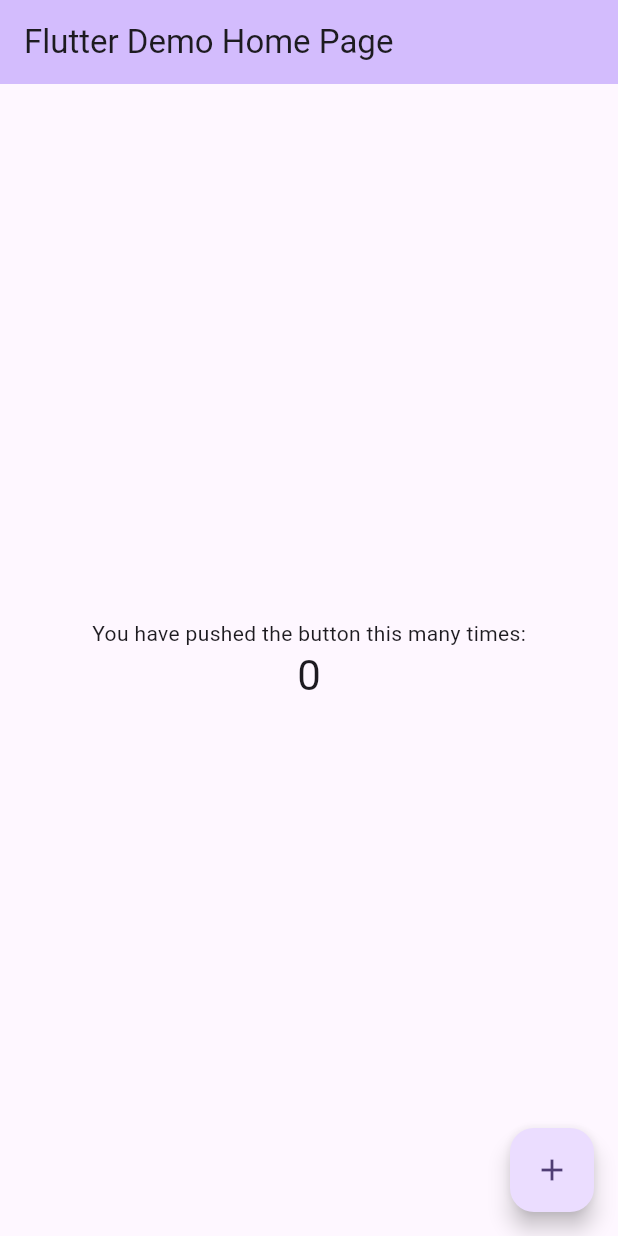
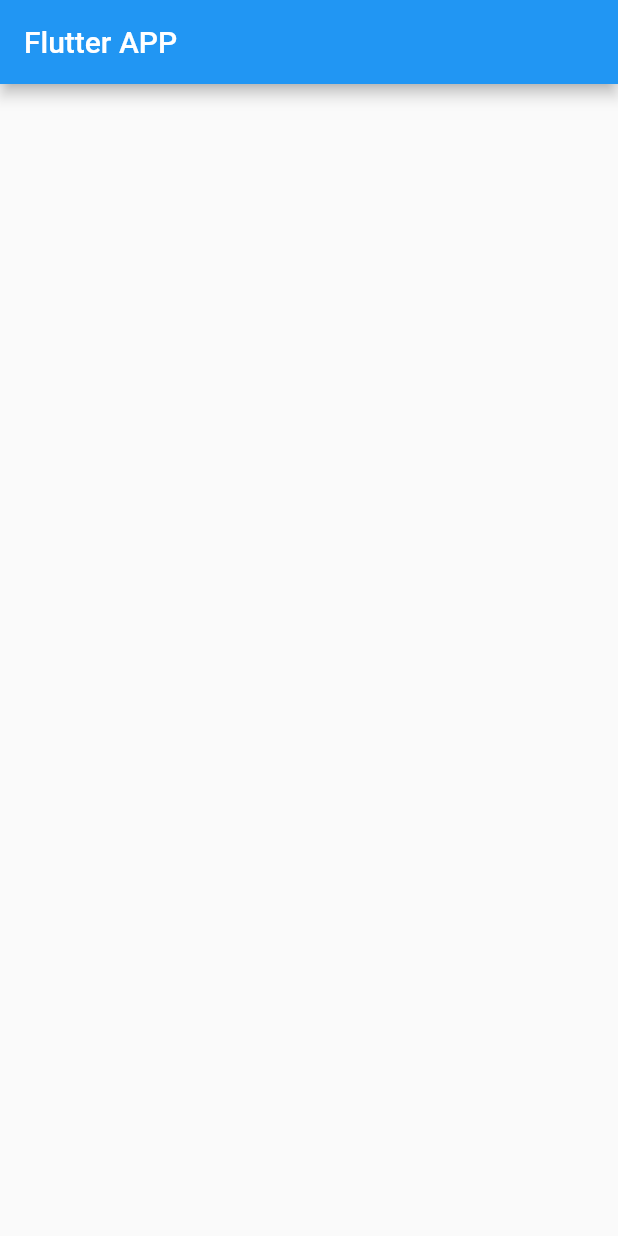
Before and after one commit to sukekyo-kato/flutter_sandbox, a Flutter app: the screen it shows after launch, on a phone screen of 412 x 824 dp. Run offline on Flutter 3.47's test engine with Material 2 defaults, Android fonts, the phone set to English and light mode, and no system bars; our stand-ins replace flutter_riverpod, go_router, logger, responsive_framework; generated files the repository leaves out were written again.

Commit message:
chore: base structure.

```diff
--- /dev/null
+++ b/l10n.yaml
@@ -0,0 +1,5 @@
+arb-dir: lib/util/l10n
+template-arb-file: app_en.arb
+output-class: L10n
+output-localization-file: app_localizations.dart
+nullable-getter: false
--- /dev/null
+++ b/lib/app.dart
@@ -0,0 +1,49 @@
+import 'package:flutter/material.dart';
+import 'package:flutter_gen/gen_l10n/app_localizations.dart';
+import 'package:flutter_riverpod/flutter_riverpod.dart';
+import 'package:responsive_framework/responsive_framework.dart';
+
+import 'router/router.dart';
+
+class App extends ConsumerWidget {
+  const App({super.key});
+
+  @override
+  Widget build(BuildContext context, WidgetRef ref) {
+    final router = ref.watch(routerProvider);
+    return MaterialApp.router(
+      title: 'Flutter Sandbox',
+      localizationsDelegates: L10n.localizationsDelegates,
+      supportedLocales: L10n.supportedLocales,
+      routeInformationProvider: router.routeInformationProvider,
+      routeInformationParser: router.routeInformationParser,
+      routerDelegate: router.routerDelegate,
+      builder: _responsiveBuilder,
+    );
+  }
+}
+
+Widget _responsiveBuilder(context, child) {
+  return ResponsiveBreakpoints.builder(
+    child: child as Widget,
+    breakpoints: [
+      const Breakpoint(start: 0, end: 480, name: MOBILE),
+      const Breakpoint(start: 481, end: 800, name: TABLET),
+      const Breakpoint(start: 801, end: double.infinity, name: DESKTOP),
+    ],
+  );
+}
+
+/// Dummy Lauch Screen
+class DummyLauchPage extends StatelessWidget {
+  const DummyLauchPage({super.key});
+
+  @override
+  Widget build(BuildContext context) {
+    return Scaffold(
+      appBar: AppBar(
+        title: Text(L10n.of(context).app_title),
+      ),
+    );
+  }
+}
--- a/lib/main.dart
+++ b/lib/main.dart
@@ -1,125 +1,9 @@
 import 'package:flutter/material.dart';
+import 'package:flutter_riverpod/flutter_riverpod.dart';
+
+import 'app.dart';
 
 void main() {
-  runApp(const MyApp());
+  WidgetsFlutterBinding.ensureInitialized();
+  runApp(const ProviderScope(overrides: [], child: App()));
 }
-
-class MyApp extends StatelessWidget {
-  const MyApp({super.key});
-
-  // This widget is the root of your application.
-  @override
-  Widget build(BuildContext context) {
-    return MaterialApp(
-      title: 'Flutter Demo',
-      theme: ThemeData(
-        // This is the theme of your application.
-        //
-        // TRY THIS: Try running your application with "flutter run". You'll see
-        // the application has a blue toolbar. Then, without quitting the app,
-        // try changing the seedColor in the colorScheme below to Colors.green
-        // and then invoke "hot reload" (save your changes or press the "hot
-        // reload" button in a Flutter-supported IDE, or press "r" if you used
-        // the command line to start the app).
-        //
-        // Notice that the counter didn't reset back to zero; the application
-        // state is not lost during the reload. To reset the state, use hot
-        // restart instead.
-        //
-        // This works for code too, not just values: Most code changes can be
-        // tested with just a hot reload.
-        colorScheme: ColorScheme.fromSeed(seedColor: Colors.deepPurple),
-        useMaterial3: true,
-      ),
-      home: const MyHomePage(title: 'Flutter Demo Home Page'),
-    );
-  }
-}
-
-class MyHomePage extends StatefulWidget {
-  const MyHomePage({super.key, required this.title});
-
-  // This widget is the home page of your application. It is stateful, meaning
-  // that it has a State object (defined below) that contains fields that affect
-  // how it looks.
-
-  // This class is the configuration for the state. It holds the values (in this
-  // case the title) provided by the parent (in this case the App widget) and
-  // used by the build method of the State. Fields in a Widget subclass are
-  // always marked "final".
-
-  final String title;
-
-  @override
-  State<MyHomePage> createState() => _MyHomePageState();
-}
-
-class _MyHomePageState extends State<MyHomePage> {
-  int _counter = 0;
-
-  void _incrementCounter() {
-    setState(() {
-      // This call to setState tells the Flutter framework that something has
-      // changed in this State, which causes it to rerun the build method below
-      // so that the display can reflect the updated values. If we changed
-      // _counter without calling setState(), then the build method would not be
-      // called again, and so nothing would appear to happen.
-      _counter++;
-    });
-  }
-
-  @override
-  Widget build(BuildContext context) {
-    // This method is rerun every time setState is called, for instance as done
-    // by the _incrementCounter method above.
-    //
-    // The Flutter framework has been optimized to make rerunning build methods
-    // fast, so that you can just rebuild anything that needs updating rather
-    // than having to individually change instances of widgets.
-    return Scaffold(
-      appBar: AppBar(
-        // TRY THIS: Try changing the color here to a specific color (to
-        // Colors.amber, perhaps?) and trigger a hot reload to see the AppBar
-        // change color while the other colors stay the same.
-        backgroundColor: Theme.of(context).colorScheme.inversePrimary,
-        // Here we take the value from the MyHomePage object that was created by
-        // the App.build method, and use it to set our appbar title.
-        title: Text(widget.title),
-      ),
-      body: Center(
-        // Center is a layout widget. It takes a single child and positions it
-        // in the middle of the parent.
-        child: Column(
-          // Column is also a layout widget. It takes a list of children and
-          // arranges them vertically. By default, it sizes itself to fit its
-          // children horizontally, and tries to be as tall as its parent.
-          //
-          // Column has various properties to control how it sizes itself and
-          // how it positions its children. Here we use mainAxisAlignment to
-          // center the children vertically; the main axis here is the vertical
-          // axis because Columns are vertical (the cross axis would be
-          // horizontal).
-          //
-          // TRY THIS: Invoke "debug painting" (choose the "Toggle Debug Paint"
-          // action in the IDE, or press "p" in the console), to see the
-          // wireframe for each widget.
-          mainAxisAlignment: MainAxisAlignment.center,
-          children: <Widget>[
-            const Text(
-              'You have pushed the button this many times:',
-            ),
-            Text(
-              '$_counter',
-              style: Theme.of(context).textTheme.headlineMedium,
-            ),
-          ],
-        ),
-      ),
-      floatingActionButton: FloatingActionButton(
-        onPressed: _incrementCounter,
-        tooltip: 'Increment',
-        child: const Icon(Icons.add),
-      ), // This trailing comma makes auto-formatting nicer for build methods.
-    );
-  }
-}
--- /dev/null
+++ b/lib/router/router.dart
@@ -0,0 +1,31 @@
+import 'package:flutter/material.dart';
+import 'package:flutter_riverpod/flutter_riverpod.dart';
+import 'package:go_router/go_router.dart';
+
+import '../app.dart';
+
+part 'router.g.dart';
+
+final routerProvider = Provider<GoRouter>((ref) {
+  return GoRouter(
+    debugLogDiagnostics: true,
+    initialLocation: '/',
+    routes: $appRoutes,
+    redirect: (context, state) {
+      return null;
+    },
+  );
+});
+
+@TypedGoRoute<DummyHomePageRoute>(
+  path: '/',
+)
+
+/// 仮起動画面
+class DummyHomePageRoute extends GoRouteData {
+  const DummyHomePageRoute();
+
+  @override
+  Widget build(BuildContext context, GoRouterState state) =>
+      const DummyLauchPage();
+}
--- /dev/null
+++ b/lib/util/l10n/app_en.arb
@@ -0,0 +1,4 @@
+{
+  "@@locale": "en",
+  "app_title": "Flutter APP"
+}
--- /dev/null
+++ b/lib/util/logger.dart
@@ -0,0 +1,3 @@
+import 'package:logger/logger.dart';
+
+final logger = Logger();
```
Also changed, not shown: analysis_options.yaml (+10 -3 lines), pubspec.yaml (+19 -4 lines), lib/router/router.g.dart (added), pubspec.lock, 2 other files.
